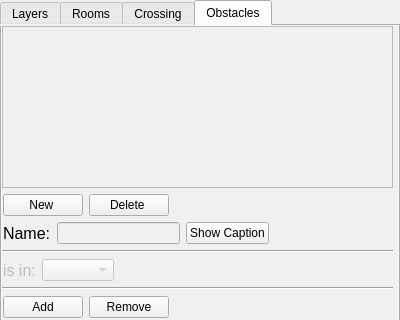
Old version of the form forms/roomwidget.ui in the repository JuPedSim/jpseditor; both pictures show x 0 to 400 and y 0 to 320 of the 400 by 600 pixel window.
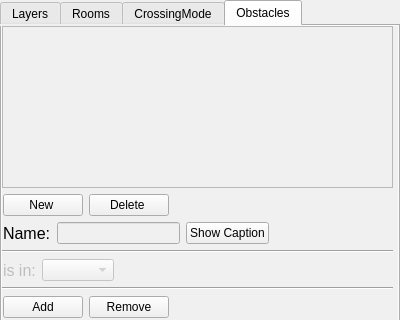
New version of the form.

What changed in the file:
```diff
--- a/forms/roomwidget.ui
+++ b/forms/roomwidget.ui
@@ -320,7 +320,7 @@
   </widget>
   <widget class="QWidget" name="doorTab">
    <attribute name="title">
-    <string>Crossing</string>
+    <string>CrossingMode</string>
    </attribute>
    <widget class="QWidget" name="layoutWidget_2">
     <property name="geometry">
```
Left out of the diff: 4 changed lines with no effect on the pictures.
